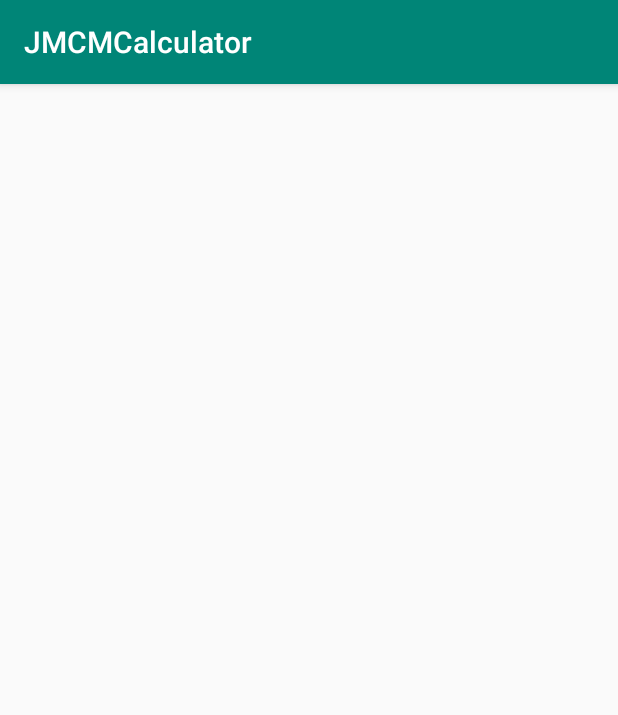
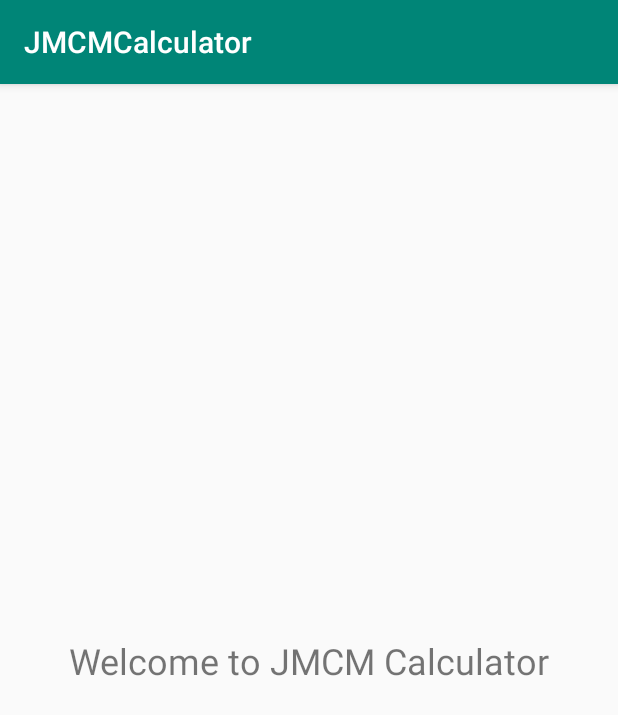
Before and after one commit to JMCMARQUES/JMCM, an Android app: the SplashScreenActivity screen opened directly, with no data from a screen before it, on a phone screen of 412 x 824 dp. Shown: the top 715 px of the screen. Run offline under Robolectric (Android 15) with nearby library versions, the phone set to English and light mode, and no system bars.

```diff
--- a/app/src/main/AndroidManifest.xml
+++ b/app/src/main/AndroidManifest.xml
@@ -20,4 +20,5 @@
         <activity android:name=".MainActivity" />
     </application>
 
+
 </manifest>
--- a/app/src/main/java/com/example/calculator/MainActivity.java
+++ b/app/src/main/java/com/example/calculator/MainActivity.java
@@ -52,7 +52,7 @@ public class MainActivity extends AppCompatActivity {
         super.onCreate(savedInstanceState);
         setContentView(R.layout.activity_main);
 
-        //butterknife method to bind the annotated variables to ativity_main.XML
+        //butterknife method to bind the annotated properties (@BindView) to activity_main.XML
         ButterKnife.bind(this);
         loadData();
     }
@@ -223,7 +223,6 @@ public class MainActivity extends AppCompatActivity {
 
 
     /**
-     *
      * @param tempList
      */
     private void saveData(List<String> tempList) {
--- a/app/src/main/res/layout/activity_splash_screen.xml
+++ b/app/src/main/res/layout/activity_splash_screen.xml
@@ -6,4 +6,14 @@
     android:layout_height="match_parent"
     tools:context=".SplashScreenActivity">
 
+    <TextView
+        android:id="@+id/textView"
+        android:layout_width="wrap_content"
+        android:layout_height="wrap_content"
+        android:text="Welcome to JMCM Calculator"
+        android:textSize="24sp"
+        app:layout_constraintBottom_toBottomOf="parent"
+        app:layout_constraintEnd_toEndOf="parent"
+        app:layout_constraintStart_toStartOf="parent"
+        app:layout_constraintTop_toTopOf="parent" />
 </androidx.constraintlayout.widget.ConstraintLayout>
```
Also changed, not shown: app/src/main/java/com/example/calculator/LogsActivity.java (+4 -8 lines), app/src/main/java/com/example/calculator/UI/OperationButton.java (deleted, +0 -21 lines), app/src/main/res/layout/activity_main.xml (+2 -5 lines), app/src/main/res/values/attrs_operation_button.xml (deleted, +0 -8 lines).
